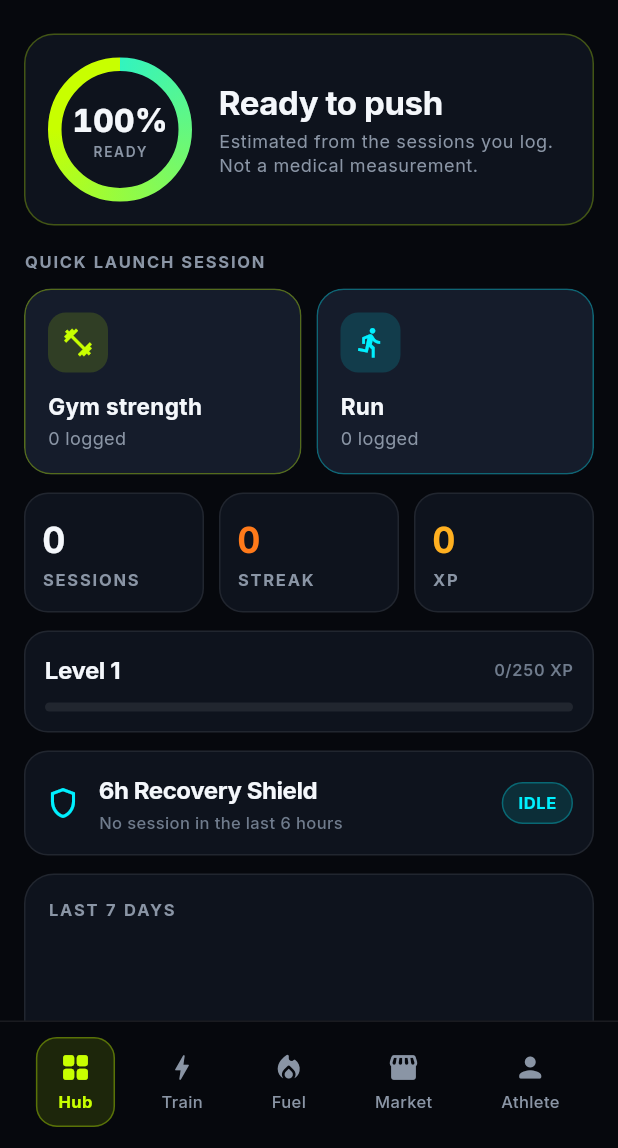
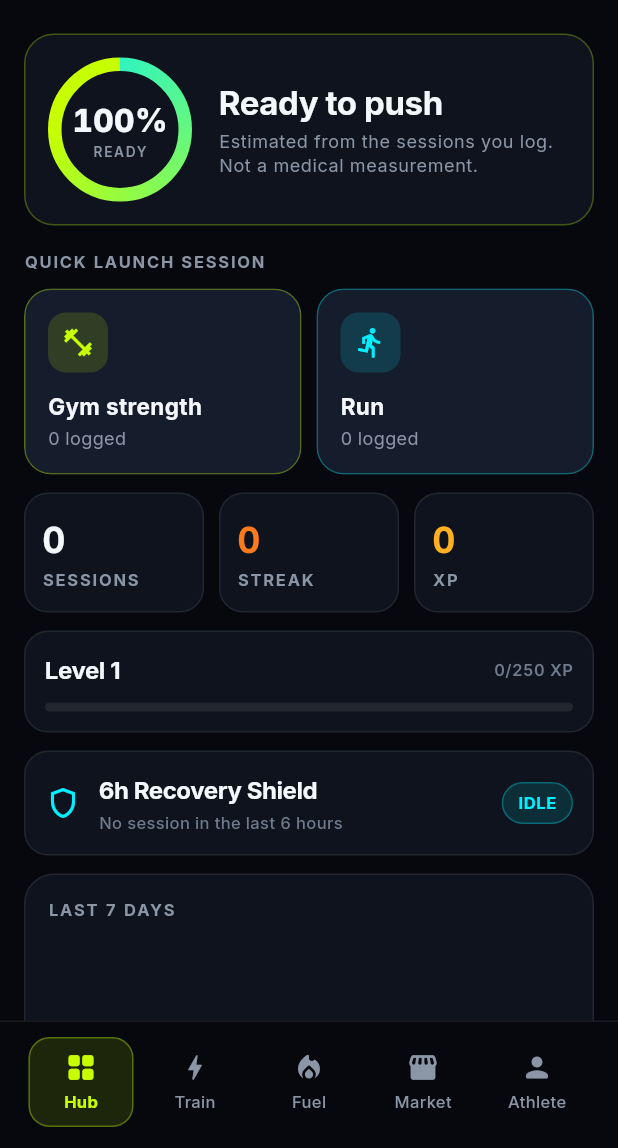
Before and after one commit to sasankurd/CrossGYM-App, a Flutter app: the AppShell screen opened directly, on a phone screen of 412 x 824 dp, the part 88-1236 px from its top. Run offline on Flutter 3.47's test engine with Material 3 defaults, Android fonts, the phone set to English and light mode, and no system bars; our stand-ins replace google_fonts, path_drawing, shared_preferences; missing offline and left inert: dart:js_interop; accounts and stored records are empty; project files that could hold a hidden picture were left out.

Commit message:
Bottom bar: five equal-width tabs that fit narrow phones
Co-Authored-By: Claude Sonnet 5.5 <noreply@anthropic.com>
Claude-Session: https://claude.ai/code/session_018UhUDsVe9iLB8RcoNaQkuM

```diff
--- a/lib/main.dart
+++ b/lib/main.dart
@@ -155,10 +155,10 @@ class _NavBar extends StatelessWidget {
         child: ConstrainedBox(
           constraints: const BoxConstraints(maxWidth: 560),
           child: Row(
-            mainAxisAlignment: MainAxisAlignment.spaceAround,
             children: [
               for (var i = 0; i < _items.length; i++)
-                Semantics(
+                Expanded(
+                  child: Semantics(
                   button: true,
                   selected: i == index,
                   label: _items[i].$2,
@@ -168,8 +168,9 @@ class _NavBar extends StatelessWidget {
                     onTap: () => onSelect(i),
                     child: AnimatedContainer(
                       duration: const Duration(milliseconds: 220),
+                      margin: const EdgeInsets.symmetric(horizontal: 3),
                       padding: const EdgeInsets.symmetric(
-                          horizontal: 14, vertical: 8),
+                          horizontal: 4, vertical: 8),
                       decoration: BoxDecoration(
                         color: i == index
                             ? primary.withValues(alpha: 0.12)
@@ -203,6 +204,7 @@ class _NavBar extends StatelessWidget {
                       ),
                     ),
                   ),
+                  ),
                 ),
             ],
           ),
```
